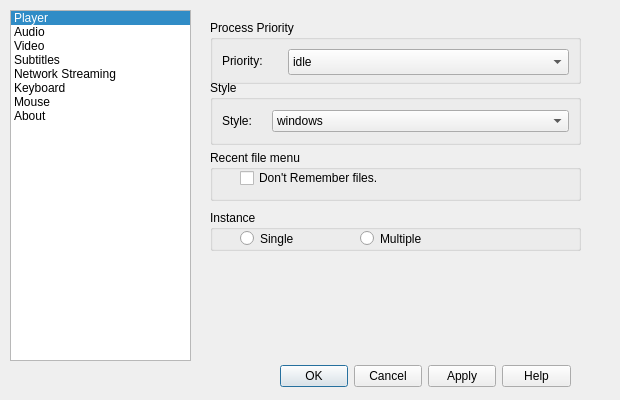
The window that src/preferencedialog.ui (rupeshs/ExMplayer) describes before a commit, drawn with Qt 5.
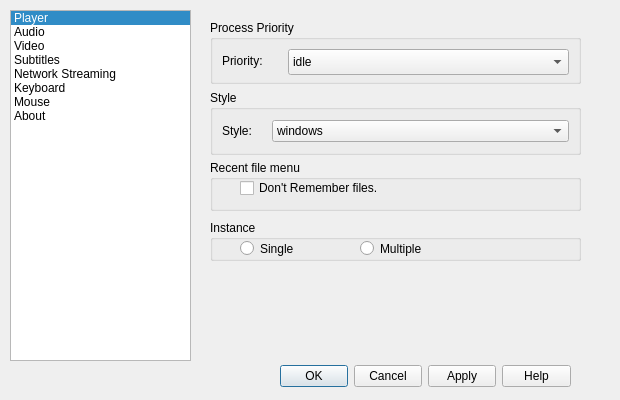
The same window after the commit. The open tabs and pages were chosen to show the change. Icons and pictures are not drawn.

The edit to the form file:
```diff
--- a/src/preferencedialog.ui
+++ b/src/preferencedialog.ui
@@ -239,7 +239,7 @@
      <property name="geometry">
       <rect>
        <x>10</x>
-       <y>70</y>
+       <y>80</y>
        <width>371</width>
        <height>65</height>
       </rect>
@@ -315,7 +315,7 @@
      <property name="geometry">
       <rect>
        <x>10</x>
-       <y>200</y>
+       <y>210</y>
        <width>371</width>
        <height>41</height>
       </rect>
@@ -354,7 +354,7 @@
      <property name="geometry">
       <rect>
        <x>10</x>
-       <y>140</y>
+       <y>150</y>
        <width>371</width>
        <height>51</height>
       </rect>
```
Left out of the diff: 10 changed lines with no effect on the pictures.
